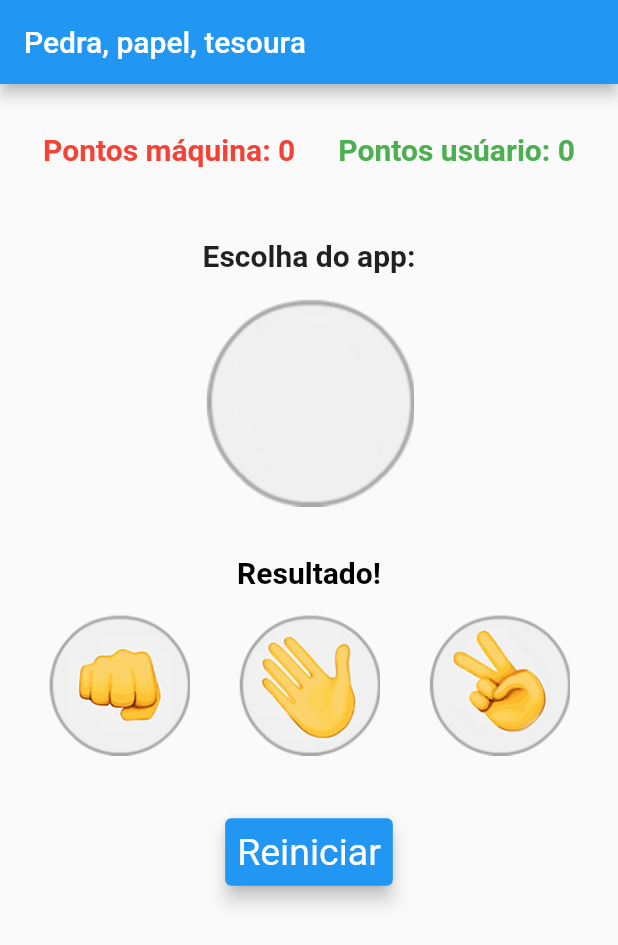
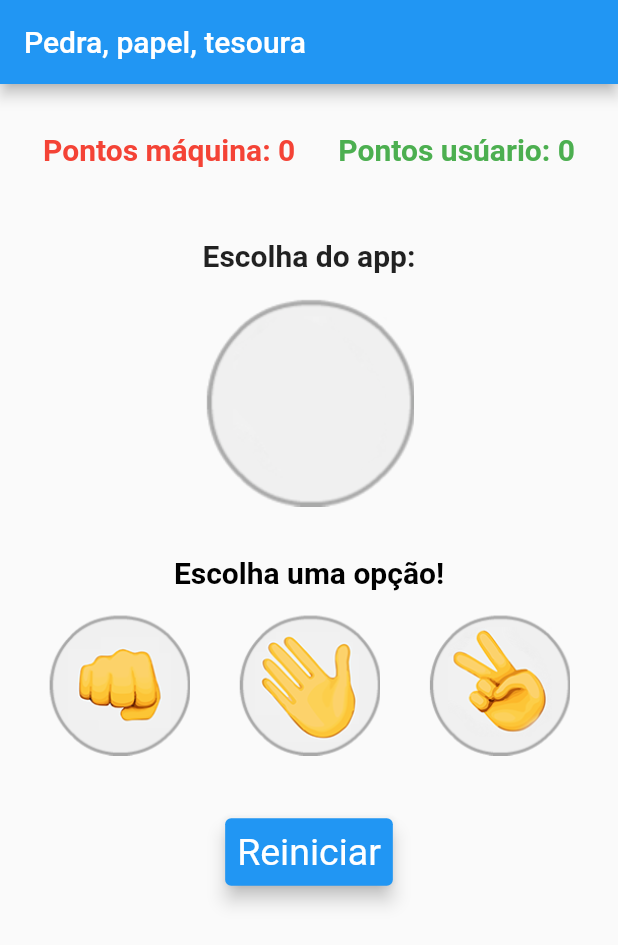
Before and after one commit to marcos-inja/apps-flutter, a Flutter app: the screen it shows after launch, on a phone screen of 412 x 824 dp. Shown: the top 945 px of the screen. Run offline on Flutter 3.47's test engine with Material 2 defaults, Android fonts, the phone set to English and light mode, and no system bars.

Commit message:
Alteraçao no nome padrao

```diff
--- a/jokenpo/lib/jogo.dart
+++ b/jokenpo/lib/jogo.dart
@@ -10,7 +10,7 @@ class Jogo extends StatefulWidget {
 
 class _JogoState extends State<Jogo> {
   var _imagemApp = AssetImage('images/padrao.png');
-  var _resultado = 'Resultado!';
+  var _resultado = 'Escolha uma opção!';
   var _placarUsuario = 0;
   var _placarApp = 0;
   var _cor = Colors.black;
@@ -149,7 +149,7 @@ class _JogoState extends State<Jogo> {
               onPressed: () {
                 setState(() {
                   _imagemApp = AssetImage('images/padrao.png');
-                  _resultado = 'Resultado!';
+                  _resultado = 'Escolha uma opção!';
                   _placarUsuario = 0;
                   _placarApp = 0;
                   _cor = Colors.black;
```
